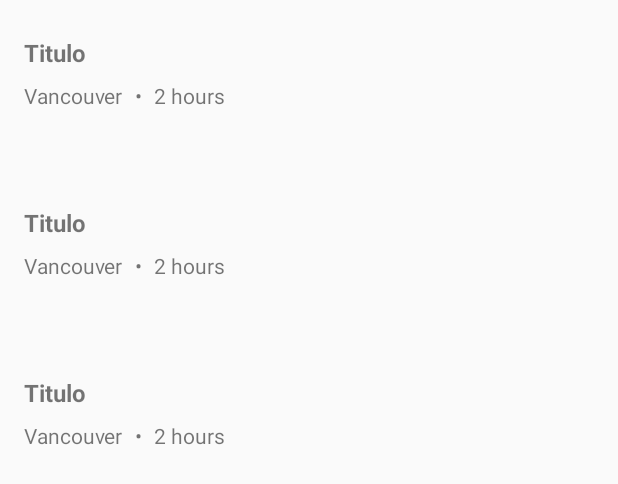
After one commit to Massita/VanHack, an Android app: the layout fragment_jobs.xml on its own in the app's theme, with its tools: preview values and no code run, on a phone screen of 412 x 824 dp. The commit adds this screen. Shown: the top 484 px of the screen. Run offline under Robolectric (Android 15) with nearby library versions, the phone set to English and light mode, and no system bars.

Commit message:
Creating job list item layout

```diff
--- a/app/build.gradle
+++ b/app/build.gradle
@@ -34,6 +34,9 @@ dependencies {
     androidTestImplementation 'com.android.support.test:runner:1.0.2'
     androidTestImplementation 'com.android.support.test.espresso:espresso-core:3.0.2'
 
+    // Material
+    implementation 'com.google.android.material:material:1.0.0'
+
     //Retrofit
     implementation 'com.squareup.retrofit2:retrofit:2.5.0'
     implementation 'com.squareup.retrofit2:converter-gson:2.5.0'
@@ -44,4 +47,5 @@ dependencies {
     implementation 'io.reactivex.rxjava2:rxjava:2.2.6'
     implementation 'io.reactivex.rxjava2:rxandroid:2.1.1'
     implementation 'android.arch.navigation:navigation-fragment:1.0.0-rc02'
+    implementation 'com.android.support:recyclerview-v7:28.0.0'
 }
--- /dev/null
+++ b/app/src/main/res/layout/fragment_jobs.xml
@@ -0,0 +1,13 @@
+<?xml version="1.0" encoding="utf-8"?>
+<FrameLayout xmlns:android="http://schemas.android.com/apk/res/android"
+    xmlns:tools="http://schemas.android.com/tools"
+    android:layout_width="match_parent"
+    android:layout_height="match_parent"
+    tools:context=".feature.jobs.JobsFragment">
+
+    <android.support.v7.widget.RecyclerView
+        android:id="@+id/jobsRecyclerView"
+        android:layout_width="match_parent"
+        android:layout_height="match_parent"
+        tools:listitem="@layout/job_item"/>
+</FrameLayout>
--- /dev/null
+++ b/app/src/main/res/layout/job_item.xml
@@ -0,0 +1,90 @@
+<?xml version="1.0" encoding="utf-8"?>
+<android.support.constraint.ConstraintLayout xmlns:android="http://schemas.android.com/apk/res/android"
+    android:layout_width="match_parent"
+    android:layout_height="wrap_content"
+    xmlns:app="http://schemas.android.com/apk/res-auto">
+
+    <TextView
+        android:id="@+id/jobTitle"
+        android:layout_width="wrap_content"
+        android:layout_height="wrap_content"
+        android:textSize="16sp"
+        android:textStyle="bold"
+        android:layout_marginTop="24dp"
+        android:layout_marginLeft="16dp"
+        android:layout_marginRight="16dp"
+        android:layout_marginEnd="16dp"
+        android:layout_marginStart="16dp"
+        app:layout_constraintHorizontal_bias="0"
+        app:layout_constraintTop_toTopOf="parent"
+        app:layout_constraintLeft_toLeftOf="parent"
+        app:layout_constraintBottom_toTopOf="@id/jobLocale"
+        app:layout_constraintRight_toRightOf="parent"
+        android:text="Titulo" />
+
+    <TextView
+        android:id="@+id/jobLocale"
+        android:layout_width="wrap_content"
+        android:layout_height="wrap_content"
+        android:layout_marginTop="8dp"
+        android:layout_marginLeft="16dp"
+        android:layout_marginRight="8dp"
+        app:layout_constraintHorizontal_bias="0"
+        app:layout_constraintHorizontal_chainStyle="packed"
+        app:layout_constraintTop_toBottomOf="@id/jobTitle"
+        app:layout_constraintLeft_toLeftOf="parent"
+        app:layout_constraintRight_toLeftOf="@id/separator"
+        app:layout_constraintBottom_toTopOf="@id/skillsChipGroup"
+        android:text="Vancouver"
+        android:layout_marginEnd="8dp"
+        android:layout_marginStart="16dp" />
+
+    <TextView
+        android:id="@+id/separator"
+        android:layout_width="wrap_content"
+        android:layout_height="wrap_content"
+        android:text="•"
+        app:layout_constraintTop_toTopOf="@id/jobLocale"
+        app:layout_constraintLeft_toRightOf="@id/jobLocale"
+        app:layout_constraintRight_toLeftOf="@id/jobTimestamp"
+        app:layout_constraintBottom_toBottomOf="@id/jobLocale"  />
+
+    <TextView
+        android:id="@+id/jobTimestamp"
+        android:layout_width="wrap_content"
+        android:layout_height="wrap_content"
+        android:layout_marginTop="8dp"
+        android:layout_marginLeft="8dp"
+        android:layout_marginRight="16dp"
+        android:layout_marginEnd="16dp"
+        android:layout_marginStart="8dp"
+        app:layout_constraintTop_toBottomOf="@id/jobTitle"
+        app:layout_constraintLeft_toRightOf="@id/separator"
+        app:layout_constraintRight_toRightOf="parent"
+        app:layout_constraintBottom_toBottomOf="@id/jobLocale"
+        android:text="2 hours"/>
+    <!-- We will have no apply and favorite buttons for now-->
+    <!--<Button-->
+        <!--android:id="@+id/applyButton"-->
+        <!--android:layout_width="wrap_content"-->
+        <!--android:layout_height="wrap_content"-->
+        <!--app:layout_constraintTop_toTopOf="parent"-->
+        <!--app:layout_constraintRight_toRightOf="parent"-->
+        <!--android:text="Apply" />-->
+
+    <com.google.android.material.chip.ChipGroup
+        android:id="@+id/skillsChipGroup"
+        android:layout_width="0dp"
+        android:layout_height="wrap_content"
+        android:layout_marginTop="16dp"
+        android:layout_marginLeft="16dp"
+        android:layout_marginStart="16dp"
+        android:layout_marginEnd="16dp"
+        android:layout_marginRight="16dp"
+        android:layout_marginBottom="24dp"
+        app:singleLine="true"
+        app:layout_constraintTop_toBottomOf="@id/jobLocale"
+        app:layout_constraintLeft_toLeftOf="parent"
+        app:layout_constraintRight_toRightOf="parent"
+        app:layout_constraintBottom_toBottomOf="parent"/>
+</android.support.constraint.ConstraintLayout>
```
Also changed, not shown: app/src/main/java/com/massita/vanhack/feature/jobs/JobsFragment.kt (added, +65 -0 lines), app/src/main/java/com/massita/vanhack/feature/jobs/adapter/JobAdapter.kt (added, +53 -0 lines), app/src/main/res/navigation/navigation.xml (+10 -1 lines).
